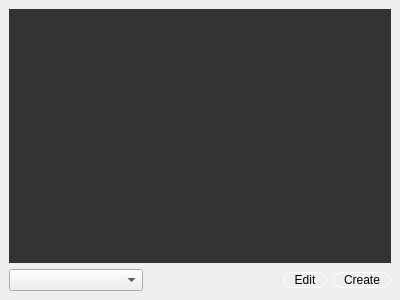
Before: the Qt Designer form src/gui/forms/experimentdesigner.ui in evoplex/evoplex, drawn with Qt 5.
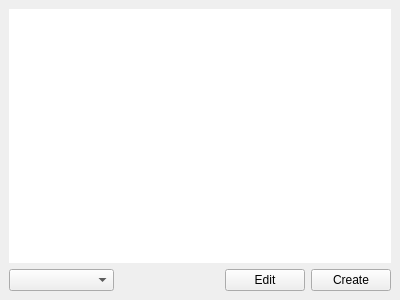
After: the same form once the commit is applied.

Commit message: gui - improving style sheet

```diff
--- a/src/gui/forms/experimentdesigner.ui
+++ b/src/gui/forms/experimentdesigner.ui
@@ -21,17 +21,7 @@
     <item>
      <widget class="QTreeWidget" name="treeWidget">
       <property name="styleSheet">
-       <string notr="true">QTreeWidget {
-	background-color: rgb(51, 51, 51);
-}
-QTreeWidget::item {
-	height: 26px;
-	margin-top: 4px;
-}
-QTreeWidget::item:has-children {
-	margin-top: 8px;
-	margin-bottom: -3px;
-}</string>
+       <string notr="true"/>
       </property>
       <property name="frameShape">
        <enum>QFrame::NoFrame</enum>
@@ -90,17 +80,11 @@
       </item>
       <item>
        <widget class="QPushButton" name="bEdit">
-        <property name="styleSheet">
-         <string notr="true">QPushButton  {
-  border: 1px solid white;
-  border-radius: 8px;
-  background-color: transparent;
-  padding-left: 10px;
-  padding-right: 10px;
-}
-QPushButton::hover {
-  background-color: #4285f4;
-}</string>
+        <property name="sizePolicy">
+         <sizepolicy hsizetype="Minimum" vsizetype="Fixed">
+          <horstretch>0</horstretch>
+          <verstretch>0</verstretch>
+         </sizepolicy>
         </property>
         <property name="text">
          <string>Edit</string>
@@ -110,23 +94,11 @@
       <item>
        <widget class="QPushButton" name="bSubmit">
         <property name="sizePolicy">
-         <sizepolicy hsizetype="Fixed" vsizetype="Fixed">
+         <sizepolicy hsizetype="Minimum" vsizetype="Fixed">
           <horstretch>0</horstretch>
           <verstretch>0</verstretch>
          </sizepolicy>
         </property>
-        <property name="styleSheet">
-         <string notr="true">QPushButton  {
-  border: 1px solid white;
-  border-radius: 8px;
-  background-color: transparent;
-  padding-left: 10px;
-  padding-right: 10px;
-}
-QPushButton::hover {
-  background-color: #4285f4;
-}</string>
-        </property>
         <property name="text">
          <string>Create</string>
         </property>
```
The commit also changes 5 other files.
